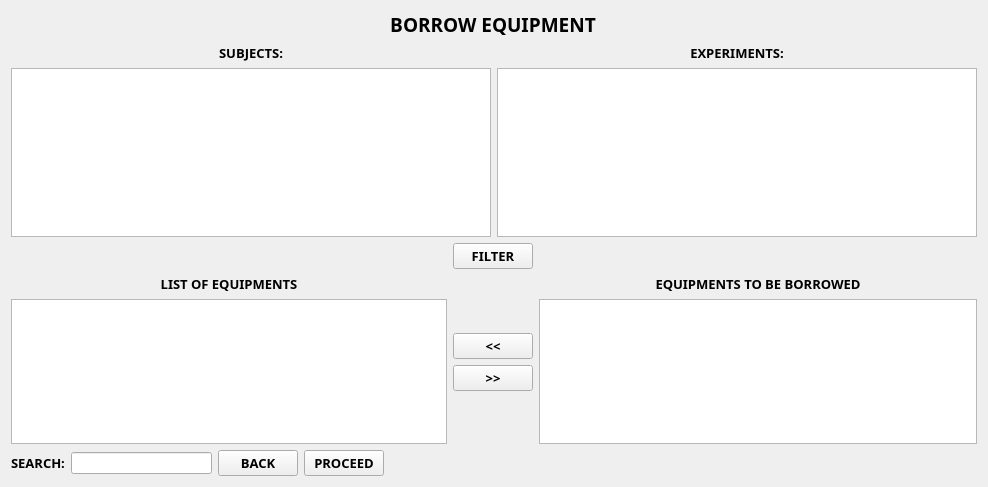
Above: borrowers.ui from markytools/sume-borrower-app before the change. Below: the same form after it.
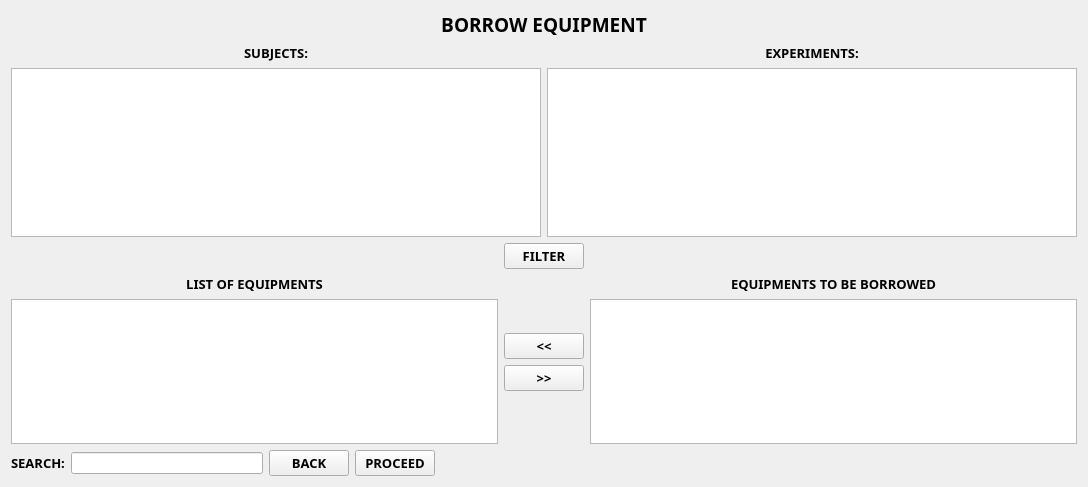
That is the form after the change.

Diff of the .ui file:
```diff
--- a/borrowers.ui
+++ b/borrowers.ui
@@ -6,10 +6,16 @@
    <rect>
     <x>0</x>
     <y>0</y>
-    <width>988</width>
+    <width>1088</width>
     <height>487</height>
    </rect>
   </property>
+  <property name="minimumSize">
+   <size>
+    <width>1088</width>
+    <height>487</height>
+   </size>
+  </property>
   <property name="windowTitle">
    <string>Form</string>
   </property>
```
